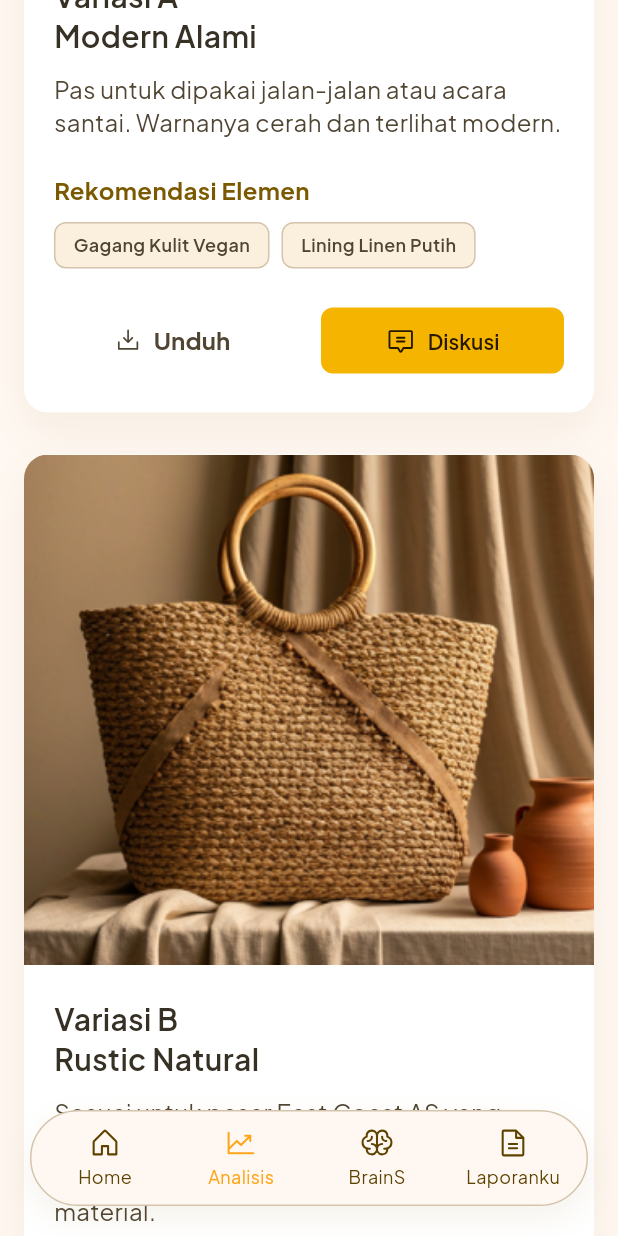
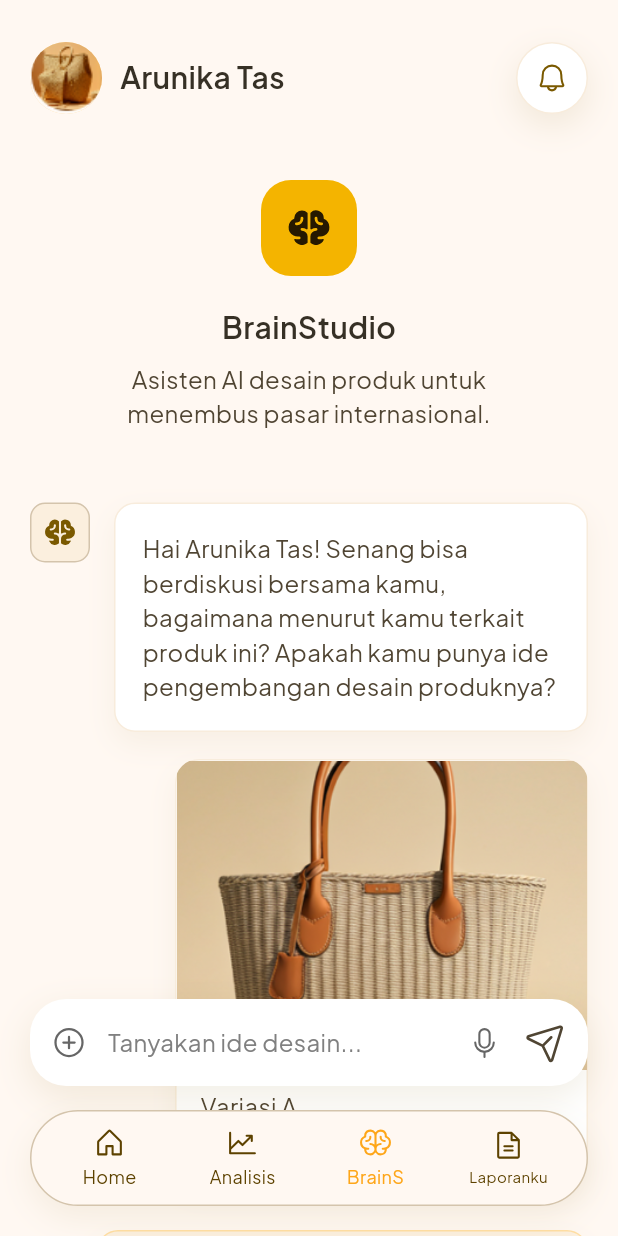
Before and after one commit to ayashar/exportise, a Flutter app: the DesignReferencePage screen opened directly, scrolled down 576 dp, after a tap on "Diskusi", on a phone screen of 412 x 824 dp. Run offline on Flutter 3.47's test engine with Material 3 defaults, Android fonts, the phone set to English and light mode, and no system bars; our stand-ins replace google_fonts, phosphor_flutter; missing offline and left inert: dart:html.

Commit message:
feat(brainstudio): add brainstudio ui

```diff
--- a/lib/core/iconography/app_icons.dart
+++ b/lib/core/iconography/app_icons.dart
@@ -8,6 +8,10 @@ abstract final class AppIcons {
   static PhosphorIconData add([
     PhosphorIconsStyle style = PhosphorIconsStyle.regular,
   ]) => PhosphorIcons.plus(style);
+
+  static PhosphorIconData addCircle([
+    PhosphorIconsStyle style = PhosphorIconsStyle.regular,
+  ]) => PhosphorIcons.plusCircle(style);
 
   static PhosphorIconData arrowRight([
     PhosphorIconsStyle style = PhosphorIconsStyle.regular,
@@ -76,6 +80,14 @@ abstract final class AppIcons {
   static PhosphorIconData package([
     PhosphorIconsStyle style = PhosphorIconsStyle.regular,
   ]) => PhosphorIcons.package(style);
+
+  static PhosphorIconData mic([
+    PhosphorIconsStyle style = PhosphorIconsStyle.regular,
+  ]) => PhosphorIcons.microphone(style);
+
+  static PhosphorIconData send([
+    PhosphorIconsStyle style = PhosphorIconsStyle.regular,
+  ]) => PhosphorIcons.paperPlaneTilt(style);
 
   static PhosphorIconData search([
     PhosphorIconsStyle style = PhosphorIconsStyle.regular,
--- a/lib/features/analysis/design_reference_page.dart
+++ b/lib/features/analysis/design_reference_page.dart
@@ -5,6 +5,7 @@ import '../../core/theme/app_colors.dart';
 import '../../core/theme/app_typography.dart';
 import '../../shared/widgets/app_bottom_navigation.dart';
 import '../../shared/widgets/app_button.dart';
+import '../brains/brain_studio_page.dart';
 import '../notifications/notification_page.dart';
 import '../profile/profile_page.dart';
 import '../reports/history_page.dart';
@@ -73,6 +74,13 @@ class DesignReferencePage extends StatelessWidget {
                     Navigator.of(context).push(
                       MaterialPageRoute<void>(
                         builder: (context) => const HistoryPage(),
+                      ),
+                    );
+                  }
+                  if (tab == AppTab.brains) {
+                    Navigator.of(context).push(
+                      MaterialPageRoute<void>(
+                        builder: (context) => const BrainStudioPage.fresh(),
                       ),
                     );
                   }
@@ -357,7 +365,14 @@ class _DesignReferenceCard extends StatelessWidget {
                       child: AppButton(
                         label: 'Diskusi',
                         leadingIcon: AppIcons.chat(),
-                        onPressed: () {},
+                        onPressed: () {
+                          Navigator.of(context).push(
+                            MaterialPageRoute<void>(
+                              builder: (context) =>
+                                  const BrainStudioPage.designReference(),
+                            ),
+                          );
+                        },
                       ),
                     ),
                   ],
--- /dev/null
+++ b/lib/features/brains/brain_studio_page.dart
@@ -0,0 +1,589 @@
+import 'package:flutter/material.dart';
+
+import '../../core/download/asset_downloader.dart';
+import '../../core/iconography/app_icons.dart';
+import '../../core/theme/app_colors.dart';
+import '../../core/theme/app_typography.dart';
+import '../../shared/widgets/app_bottom_navigation.dart';
+import '../../shared/widgets/app_button.dart';
+import '../analysis/analysis_input_page.dart';
+import '../notifications/notification_page.dart';
+import '../profile/profile_page.dart';
+import '../reports/history_page.dart';
+
+enum ChatbotMode { designReference, fresh }
+
+class BrainStudioPage extends StatelessWidget {
+  const BrainStudioPage.designReference({super.key})
+    : mode = ChatbotMode.designReference;
+
+  const BrainStudioPage.fresh({super.key}) : mode = ChatbotMode.fresh;
+
+  final ChatbotMode mode;
+
+  @override
+  Widget build(BuildContext context) {
+    return Scaffold(
+      backgroundColor: AppColors.neutral01,
+      body: SafeArea(
+        child: Stack(
+          children: [
+            SingleChildScrollView(
+              padding: const EdgeInsets.fromLTRB(20, 28, 20, 192),
+              child: Column(
+                children: [
+                  const _ChatHeader(),
+                  const SizedBox(height: 44),
+                  const _BrainIntro(),
+                  const SizedBox(height: 48),
+                  if (mode == ChatbotMode.designReference)
+                    const _DesignReferenceConversation()
+                  else
+                    const _FreshConversation(),
+                ],
+              ),
+            ),
+            Align(
+              alignment: Alignment.bottomCenter,
+              child: Column(
+                mainAxisSize: MainAxisSize.min,
+                children: [
+                  const _ChatComposer(),
+                  AppBottomNavigation(
+                    selectedTab: AppTab.brains,
+                    onTabSelected: (tab) {
+                      if (tab == AppTab.home) {
+                        Navigator.of(
+                          context,
+                        ).popUntil((route) => route.isFirst);
+                      }
+                      if (tab == AppTab.analysis) {
+                        Navigator.of(context).push(
+                          MaterialPageRoute<void>(
+                            builder: (context) => const AnalysisInputPage(),
+                          ),
+                        );
+                      }
+                      if (tab == AppTab.reports) {
+                        Navigator.of(context).push(
+                          MaterialPageRoute<void>(
+                            builder: (context) => const HistoryPage(),
+                          ),
+                        );
+                      }
+                    },
+                  ),
+                ],
+              ),
+            ),
+          ],
+        ),
+      ),
+    );
+  }
+}
+
+class _ChatHeader extends StatelessWidget {
+  const _ChatHeader();
+
+  @override
+  Widget build(BuildContext context) {
+    return Row(
+      children: [
+        InkWell(
+          borderRadius: BorderRadius.circular(24),
+          onTap: () => _openProfile(context),
+          child: const CircleAvatar(
+            radius: 24,
+            backgroundImage: AssetImage('assets/images/home/profile.png'),
+          ),
+        ),
+        const SizedBox(width: 12),
+        Expanded(
+          child: InkWell(
+            borderRadius: BorderRadius.circular(8),
+            onTap: () => _openProfile(context),
+            child: Text(
+              'Arunika Tas',
+              style: AppTypography.headlineSm.copyWith(
+                color: AppColors.neutral09,
+              ),
+            ),
+          ),
+        ),
+        InkWell(
+          borderRadius: BorderRadius.circular(24),
+          onTap: () => _openNotifications(context),
+          child: Container(
+            width: 48,
+            height: 48,
+            decoration: BoxDecoration(
+              color: AppColors.system01,
+              shape: BoxShape.circle,
+              border: Border.all(color: AppColors.neutral03),
+              boxShadow: const [
+                BoxShadow(
+                  color: Color(0x1A7A5900),
+                  blurRadius: 18,
+                  offset: Offset(0, 8),
+                ),
+              ],
+            ),
+            child: Center(
+              child: AppIcon(
+                AppIcons.bell(),
+                color: AppColors.primary05,
+                dimension: 22,
+              ),
+            ),
+          ),
+        ),
+      ],
+    );
+  }
+}
+
+class _BrainIntro extends StatelessWidget {
+  const _BrainIntro();
+
+  @override
+  Widget build(BuildContext context) {
+    return Column(
+      children: [
+        Container(
+          width: 64,
+          height: 64,
+          decoration: BoxDecoration(
+            color: AppColors.primary04,
+            borderRadius: BorderRadius.circular(20),
+          ),
+          child: Center(
+            child: AppIcon(
+              AppIcons.brain(PhosphorIconsStyle.fill),
+              color: AppColors.primary08,
+              dimension: 30,
+            ),
+          ),
+        ),
+        const SizedBox(height: 20),
+        Text(
+          'BrainStudio',
+          style: AppTypography.headlineSm.copyWith(color: AppColors.neutral09),
+        ),
+        const SizedBox(height: 8),
+        Text(
+          'Asisten AI desain produk untuk\nmenembus pasar internasional.',
+          textAlign: TextAlign.center,
+          style: AppTypography.bodyMd.copyWith(
+            color: AppColors.neutral08,
+            height: 1.45,
+          ),
+        ),
+      ],
+    );
+  }
+}
+
+class _DesignReferenceConversation extends StatelessWidget {
+  const _DesignReferenceConversation();
+
+  @override
+  Widget build(BuildContext context) {
+    return Column(
+      children: const [
+        _AiMessage(
+          text:
+              'Hai Arunika Tas! Senang bisa berdiskusi bersama kamu, bagaimana menurut kamu terkait produk ini? Apakah kamu punya ide pengembangan desain produknya?',
+        ),
+        SizedBox(height: 18),
+        _ChatImageCard(
+          imagePath: 'assets/images/analysis/design_ref_a.png',
+          title: 'Variasi A',
+          subtitle: 'Modern Alami',
+        ),
+        SizedBox(height: 32),
+        _UserMessage(
+          text:
+              'Saya ingin modifikasi untuk bentuk tas pegangangan tasnya lebih setengah lingkaran',
+        ),
+        SizedBox(height: 36),
+        _AiMessage(
+          text:
+              'Ide yang bagus! baiklah saya akan memberikan kamu referensi desainnya sesuai yang kamu minta',
+        ),
+        SizedBox(height: 18),
+        _ChatImageCard(
+          imagePath: 'assets/images/analysis/history_result_circle.jpg',
+          title: 'The Manhattan',
+          subtitle: 'Circle',
+          downloadFileName: 'the-manhattan-circle.jpg',
+        ),
+        SizedBox(height: 34),
+        _UserMessage(text: 'OKE INI BAGUUSS! TERIMA KASIH'),
+      ],
+    );
+  }
+}
+
+class _FreshConversation extends StatelessWidget {
+  const _FreshConversation();
+
+  @override
+  Widget build(BuildContext context) {
+    return Column(
+      children: [
+        const _UserMessage(
+          text:
+              'Saya ingin mendesain koleksi pakaian premium untuk diekspor ke pasar Amerika Serikat. Estetikanya harus modern, minimalis, dan menggunakan bahan ramah lingkungan, tapi potongannya tetap terlihat modis dan cocok untuk dipakainya di area urban (perkotaan) di sana.',
+        ),
+        const SizedBox(height: 34),
+        const _AiMessage(
+          text:
+              'Pilihan yang menarik. Untuk pasar AS, kita bisa mengangkat konsep Eco-Utility Minimalist. Kita buat lini pakaian dasar (essential pieces) seperti oversized blazer atau unisex trench coat menggunakan bahan campuran rami organik (organic hemp) dan katun daur ulang dengan warna-warna bumi (earthy tones) yang netral. Potongannya longgar, nyaman, tapi punya struktur yang tegas. Berikut adalah draf pertama untuk desain pakaiannya',
+        ),
+        const SizedBox(height: 18),
+        const _ChatImageCard(
+          imagePath: 'assets/images/chat/chat_jacket_a.png',
+          title: 'Eco-Utility Essential',
+        ),
+        const SizedBox(height: 34),
+        const _UserMessage(
+          text:
+              'Bagus sekali! Tapi karakter konsumen AS biasanya suka gaya yang sedikit lebih berani (bold) dan fungsional. Bisakah kita buat desainnya lebih praktis, mungkin ditambahkan detail saku utilitarian (saku kargo tersembunyi) dan aksen warna kontras yang khas seperti navy blue atau terracotta?',
+        ),
+        const SizedBox(height: 34),
+        const _AiMessage(
+          text:
+              'Tentu. Menambahkan elemen utilitarian seperti saku taktis yang menyatu rapi dengan desain minimalis sangat cocok dengan budaya AS yang dinamis dan menyukai kepraktisan (function-meets-fashion). Memberi sentuhan warna terracotta atau navy blue juga akan membuatnya langsung menarik perhatian di etalase retail.',
+        ),
+        const SizedBox(height: 18),
+        const _ChatImageCard(
+          imagePath: 'assets/images/chat/chat_jacket_b.png',
+          title: 'Eco-Utility',
+          subtitle: 'Essential',
+          downloadFileName: 'eco-utility-essential.png',
+        ),
+        const SizedBox(height: 24),
+        AppButton(
+          label: 'Analisis sekarang',
+          isFullWidth: true,
+          size: AppButtonSize.sm,
+          onPressed: () {
+            Navigator.of(context).push(
+              MaterialPageRoute<void>(
+                builder: (context) => const AnalysisInputPage(),
+              ),
+            );
+          },
+        ),
+      ],
+    );
+  }
+}
+
+class _AiMessage extends StatelessWidget {
+  const _AiMessage({required this.text});
+
+  final String text;
+
+  @override
+  Widget build(BuildContext context) {
+    return Row(
+      crossAxisAlignment: CrossAxisAlignment.start,
+      children: [
+        const _BrainAvatar(),
+        const SizedBox(width: 16),
+        Expanded(
+          child: _MessageBubble(
+            text: text,
+            color: AppColors.system01,
+            borderColor: AppColors.neutral03,
+          ),
+        ),
+      ],
+    );
+  }
+}
+
+class _UserMessage extends StatelessWidget {
+  const _UserMessage({required this.text});
+
+  final String text;
+
+  @override
+  Widget build(BuildContext context) {
+    return Align(
+      alignment: Alignment.centerRight,
+      child: FractionallySizedBox(
+        widthFactor: 0.88,
+        child: _MessageBubble(
+          text: text,
+          color: AppColors.neutral02,
+          borderColor: AppColors.primary02,
+        ),
+      ),
+    );
+  }
+}
+
+class _MessageBubble extends StatelessWidget {
+  const _MessageBubble({
+    required this.borderColor,
+    required this.color,
+    required this.text,
+  });
+
+  final Color borderColor;
+  final Color color;
+  final String text;
+
+  @override
+  Widget build(BuildContext context) {
+    return Container(
+      padding: const EdgeInsets.all(18),
+      decoration: BoxDecoration(
+        color: color,
+        borderRadius: BorderRadius.circular(14),
+        border: Border.all(color: borderColor),
+        boxShadow: const [
+          BoxShadow(
+            color: Color(0x0F7A5900),
+            blurRadius: 16,
+            offset: Offset(0, 8),
+          ),
+        ],
+      ),
+      child: Text(
+        text,
+        style: AppTypography.bodyMd.copyWith(
+          color: AppColors.neutral08,
+          height: 1.45,
+        ),
+      ),
+    );
+  }
+}
+
+class _BrainAvatar extends StatelessWidget {
+  const _BrainAvatar();
+
+  @override
+  Widget build(BuildContext context) {
+    return Container(
+      width: 40,
+      height: 40,
+      decoration: BoxDecoration(
+        color: AppColors.neutral02,
+        borderRadius: BorderRadius.circular(10),
+        border: Border.all(color: AppColors.secondary08),
+      ),
+      child: Center(
+        child: AppIcon(
+          AppIcons.brain(PhosphorIconsStyle.fill),
+          color: AppColors.primary05,
+          dimension: 22,
+        ),
+      ),
+    );
+  }
+}
+
+class _ChatImageCard extends StatelessWidget {
+  const _ChatImageCard({
+    required this.imagePath,
+    required this.title,
+    this.downloadFileName,
+    this.subtitle,
+  });
+
+  final String? downloadFileName;
+  final String imagePath;
+  final String? subtitle;
+  final String title;
+
+  @override
+  Widget build(BuildContext context) {
+    return Align(
+      alignment: Alignment.centerRight,
+      child: FractionallySizedBox(
+        widthFactor: 0.74,
+        child: Container(
+          clipBehavior: Clip.antiAlias,
+          decoration: BoxDecoration(
+            color: AppColors.system01,
+            borderRadius: BorderRadius.circular(16),
+            border: Border.all(color: AppColors.neutral03),
+            boxShadow: const [
+              BoxShadow(
+                color: Color(0x0F7A5900),
+                blurRadius: 16,
+                offset: Offset(0, 8),
+              ),
+            ],
+          ),
+          child: Column(
+            crossAxisAlignment: CrossAxisAlignment.start,
+            children: [
+              Image.asset(
+                imagePath,
+                width: double.infinity,
+                height: 206,
+                fit: BoxFit.cover,
+              ),
+              Padding(
+                padding: const EdgeInsets.fromLTRB(16, 14, 16, 16),
+                child: Row(
+                  children: [
+                    Expanded(
+                      child: Text(
+                        subtitle == null ? title : '$title\n$subtitle',
+                        style: AppTypography.bodyMd.copyWith(
+                          color: AppColors.neutral08,
+                          height: 1.35,
+                        ),
+                      ),
+                    ),
+                    if (downloadFileName != null)
+                      _DownloadChatAssetButton(
+                        assetPath: imagePath,
+                        fileName: downloadFileName!,
+                      ),
+                  ],
+                ),
+              ),
+            ],
+          ),
+        ),
+      ),
+    );
+  }
+}
+
+class _DownloadChatAssetButton extends StatefulWidget {
+  const _DownloadChatAssetButton({
+    required this.assetPath,
+    required this.fileName,
+  });
+
+  final String assetPath;
+  final String fileName;
+
+  @override
+  State<_DownloadChatAssetButton> createState() =>
+      _DownloadChatAssetButtonState();
+}
+
+class _DownloadChatAssetButtonState extends State<_DownloadChatAssetButton> {
+  bool _isDownloading = false;
+
+  @override
+  Widget build(BuildContext context) {
+    return TextButton.icon(
+      onPressed: _isDownloading ? null : _download,
+      icon: AppIcon(
+        AppIcons.download(),
+        color: AppColors.neutral08,
+        dimension: 18,
+      ),
+      label: Text(
+        _isDownloading ? '...' : 'Unduh',
+        style: AppTypography.bodyMd.copyWith(
+          color: AppColors.neutral08,
+          fontWeight: FontWeight.w600,
+        ),
+      ),
+    );
+  }
+
+  Future<void> _download() async {
+    setState(() => _isDownloading = true);
+
+    try {
+      final result = await downloadAsset(
+        assetPath: widget.assetPath,
+        fileName: widget.fileName,
+      );
+
+      if (!mounted) {
+        return;
+      }
+
+      final message = result.path == null
+          ? '${result.fileName} sedang diunduh.'
+          : '${result.fileName} tersimpan di ${result.path}.';
+
+      ScaffoldMessenger.of(
+        context,
+      ).showSnackBar(SnackBar(content: Text(message)));
+    } catch (_) {
+      if (!mounted) {
+        return;
+      }
+
+      ScaffoldMessenger.of(context).showSnackBar(
+        const SnackBar(content: Text('Unduhan belum berhasil. Coba lagi.')),
+      );
+    } finally {
+      if (mounted) {
+        setState(() => _isDownloading = false);
+      }
+    }
+  }
+}
+
+class _ChatComposer extends StatelessWidget {
+  const _ChatComposer();
+
+  @override
+  Widget build(BuildContext context) {
+    return Padding(
+      padding: const EdgeInsets.fromLTRB(20, 0, 20, 16),
+      child: Container(
+        height: 58,
+        padding: const EdgeInsets.symmetric(horizontal: 14),
+        decoration: BoxDecoration(
+          color: AppColors.system01,
+          borderRadius: BorderRadius.circular(24),
+          boxShadow: const [
+            BoxShadow(
+              color: Color(0x1A7A5900),
+              blurRadius: 20,
+              offset: Offset(0, 8),
+            ),
+          ],
+        ),
+        child: Row(
+          children: [
+            AppIcon(
+              AppIcons.addCircle(),
+              color: AppColors.system07,
+              dimension: 24,
+            ),
+            const SizedBox(width: 14),
+            Expanded(
+              child: Text(
+                'Tanyakan ide desain...',
+                style: AppTypography.bodyMd.copyWith(color: AppColors.system06),
+              ),
+            ),
+            AppIcon(AppIcons.mic(), color: AppColors.system07, dimension: 22),
+            const SizedBox(width: 16),
+            AppIcon(AppIcons.send(), color: AppColors.neutral08, dimension: 28),
+          ],
+        ),
+      ),
+    );
+  }
+}
+
+void _openProfile(BuildContext context) {
+  Navigator.of(
+    context,
+  ).push(MaterialPageRoute<void>(builder: (context) => const ProfilePage()));
+}
+
+void _openNotifications(BuildContext context) {
+  Navigator.of(context).push(
+    MaterialPageRoute<void>(builder: (context) => const NotificationPage()),
+  );
+}
--- a/lib/shared/widgets/app_bottom_navigation.dart
+++ b/lib/shared/widgets/app_bottom_navigation.dart
@@ -90,7 +90,7 @@ class _BottomNavItem extends StatelessWidget {
       borderRadius: BorderRadius.circular(20),
       onTap: onTap,
       child: SizedBox(
-        width: 70,
+        width: 76,
         child: Column(
           mainAxisAlignment: MainAxisAlignment.center,
           children: [
@@ -100,7 +100,10 @@ class _BottomNavItem extends StatelessWidget {
               label,
               maxLines: 1,
               overflow: TextOverflow.ellipsis,
-              style: AppTypography.bodySm.copyWith(color: color, fontSize: 12),
+              style: AppTypography.bodySm.copyWith(
+                color: color,
+                fontSize: label.length > 8 ? 10 : 12,
+              ),
             ),
           ],
         ),
--- a/pubspec.yaml
+++ b/pubspec.yaml
@@ -63,6 +63,7 @@ flutter:
   assets:
     - assets/images/home/
     - assets/images/analysis/
+    - assets/images/chat/
     - assets/reports/
 
   # To add assets to your application, add an assets section, like this:
```
Also changed, not shown: lib/features/analysis/analysis_input_page.dart (+8 -0 lines), lib/features/analysis/analysis_result_page.dart (+9 -1 lines), lib/features/home/home_page.dart (+12 -0 lines), lib/features/notifications/notification_page.dart (+8 -0 lines), lib/features/profile/profile_page.dart (+8 -0 lines), lib/features/reports/history_page.dart (+8 -0 lines), assets/images/chat/chat_jacket_a.png (added), assets/images/chat/chat_jacket_b.png (added), 1 other file.
